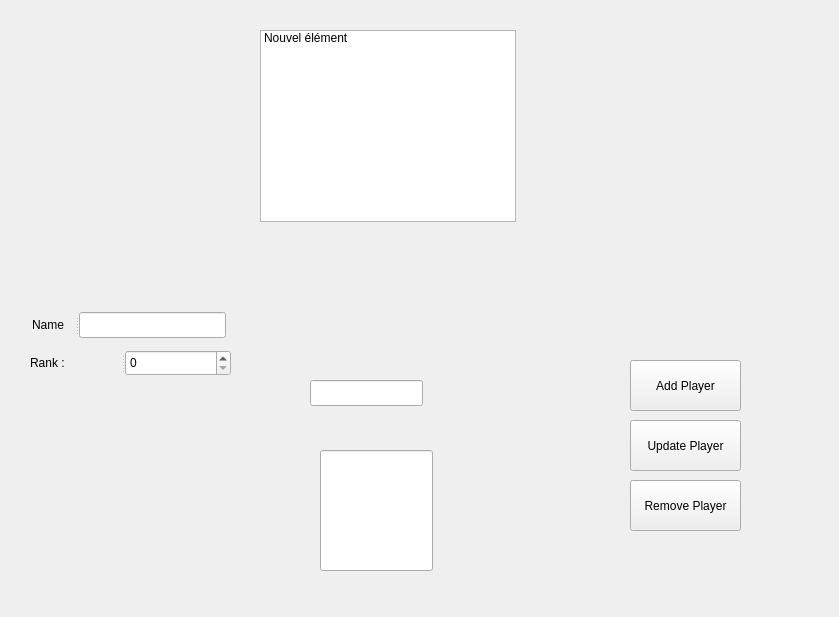
Qt form app/playerbox.ui (bilalobe/AceMatch) before a commit.
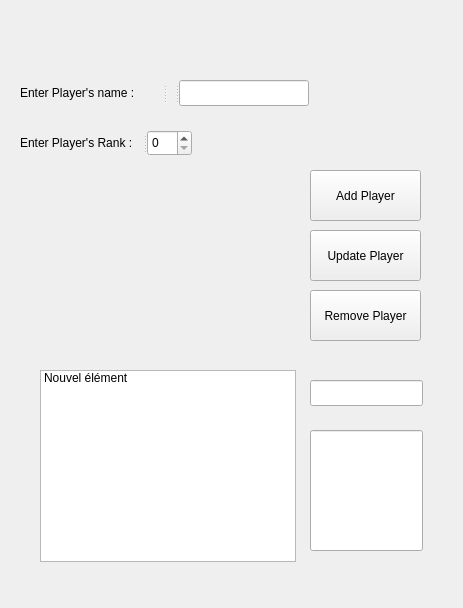
The same form after that commit.

Diff of the .ui file:
```diff
--- a/app/playerbox.ui
+++ b/app/playerbox.ui
@@ -6,8 +6,8 @@
    <rect>
     <x>0</x>
     <y>0</y>
-    <width>839</width>
-    <height>617</height>
+    <width>463</width>
+    <height>608</height>
    </rect>
   </property>
   <property name="windowTitle">
@@ -16,8 +16,8 @@
   <widget class="QPushButton" name="addPlayerButton">
    <property name="geometry">
     <rect>
-     <x>630</x>
-     <y>360</y>
+     <x>310</x>
+     <y>170</y>
      <width>111</width>
      <height>51</height>
     </rect>
@@ -29,8 +29,8 @@
   <widget class="QPushButton" name="removePlayerButton">
    <property name="geometry">
     <rect>
-     <x>630</x>
-     <y>480</y>
+     <x>310</x>
+     <y>290</y>
      <width>111</width>
      <height>51</height>
     </rect>
@@ -42,8 +42,8 @@
   <widget class="QPushButton" name="updatePlayerButton">
    <property name="geometry">
     <rect>
-     <x>630</x>
-     <y>420</y>
+     <x>310</x>
+     <y>230</y>
      <width>111</width>
      <height>51</height>
     </rect>
@@ -55,8 +55,8 @@
   <widget class="QListWidget" name="playerListWidget">
    <property name="geometry">
     <rect>
-     <x>260</x>
-     <y>30</y>
+     <x>40</x>
+     <y>370</y>
      <width>256</width>
      <height>192</height>
     </rect>
@@ -67,48 +67,6 @@
     </property>
    </item>
   </widget>
-  <widget class="QSplitter" name="splitter">
-   <property name="geometry">
-    <rect>
-     <x>30</x>
-     <y>350</y>
-     <width>201</width>
-     <height>26</height>
-    </rect>
-   </property>
-   <property name="orientation">
-    <enum>Qt::Horizontal</enum>
-   </property>
-   <widget class="QLabel" name="label_2">
-    <property name="text">
-     <string>Rank :</string>
-    </property>
-   </widget>
-   <widget class="QSpinBox" name="playerRankingSpinBox"/>
-  </widget>
-  <widget class="QSplitter" name="splitter_2">
-   <property name="geometry">
-    <rect>
-     <x>32</x>
-     <y>312</y>
-     <width>194</width>
-     <height>26</height>
-    </rect>
-   </property>
-   <property name="orientation">
-    <enum>Qt::Horizontal</enum>
-   </property>
-   <widget class="QLabel" name="label">
-    <property name="text">
-     <string>Name</string>
-    </property>
-   </widget>
-   <widget class="QLineEdit" name="playerNameLineEdit">
-    <property name="text">
-     <string/>
-    </property>
-   </widget>
-  </widget>
   <widget class="QLineEdit" name="searchPlayerLineEdit">
    <property name="geometry">
     <rect>
@@ -122,13 +80,70 @@
   <widget class="QLineEdit" name="updatePlayerLineEdit">
    <property name="geometry">
     <rect>
-     <x>320</x>
-     <y>450</y>
+     <x>310</x>
+     <y>430</y>
      <width>113</width>
      <height>121</height>
     </rect>
    </property>
   </widget>
+  <widget class="QSplitter" name="splitter_4">
+   <property name="geometry">
+    <rect>
+     <x>20</x>
+     <y>80</y>
+     <width>289</width>
+     <height>26</height>
+    </rect>
+   </property>
+   <property name="orientation">
+    <enum>Qt::Horizontal</enum>
+   </property>
+   <widget class="QLabel" name="label_3">
+    <property name="text">
+     <string>Enter Player's name :</string>
+    </property>
+   </widget>
+   <widget class="QSplitter" name="splitter_2">
+    <property name="orientation">
+     <enum>Qt::Horizontal</enum>
+    </property>
+    <widget class="QSplitter" name="splitter_3">
+     <property name="orientation">
+      <enum>Qt::Horizontal</enum>
+     </property>
+     <widget class="QLabel" name="label">
+      <property name="text">
+       <string/>
+      </property>
+     </widget>
+     <widget class="QLineEdit" name="playerNameLineEdit">
+      <property name="text">
+       <string/>
+      </property>
+     </widget>
+    </widget>
+   </widget>
+  </widget>
+  <widget class="QSplitter" name="splitter">
+   <property name="geometry">
+    <rect>
+     <x>20</x>
+     <y>130</y>
+     <width>172</width>
+     <height>26</height>
+    </rect>
+   </property>
+   <property name="orientation">
+    <enum>Qt::Horizontal</enum>
+   </property>
+   <widget class="QLabel" name="label_2">
+    <property name="text">
+     <string>Enter Player's Rank :</string>
+    </property>
+   </widget>
+   <widget class="QSpinBox" name="playerRankingSpinBox"/>
+  </widget>
  </widget>
  <resources/>
  <connections/>
```
Left out of the diff: 3 changed lines with no effect on the pictures.
